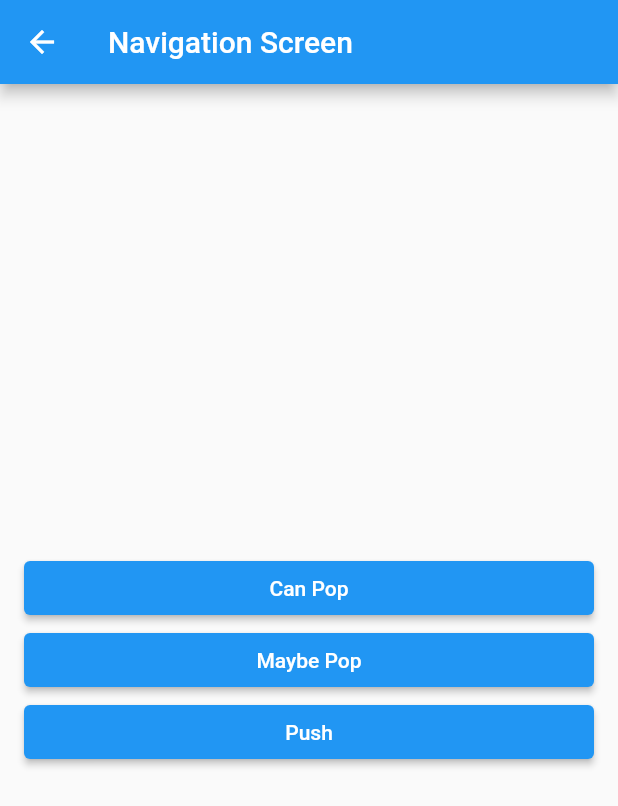
After one commit to koreaken/flutter_integrated_course1, a Flutter app: the screen it shows after launch, after a tap on "Navigation Screen", on a phone screen of 412 x 824 dp. The commit adds this screen. Shown: the top 806 px of the screen. Run offline on Flutter 3.47's test engine with Material 2 defaults, Android fonts, the phone set to English and light mode, and no system bars; our stand-ins replace go_router, webview_flutter.

Commit message:
navigator 화면 추가 main.dart 빌드 - Router 기본 적용 gorouter_main 빌드 추가 - GoRouter 적용

```diff
--- a/lib/common/go_router.dart
+++ b/lib/common/go_router.dart
@@ -5,6 +5,10 @@ import '../view/screen/const_constructor/const_constructor_screen.dart';
 import '../view/screen/dday/dday_screen.dart';
 import '../view/screen/home_screen.dart';
 import '../view/screen/image_carousel/image_carousel_screen.dart';
+import '../view/screen/navigation/navigation_one_screen.dart';
+import '../view/screen/navigation/navigation_screen.dart';
+import '../view/screen/navigation/navigation_three_screen.dart';
+import '../view/screen/navigation/navigation_two_screen.dart';
 import '../view/screen/random_num/random_num_generator_screen.dart';
 import '../view/screen/row_column/row_column_screen.dart';
 import '../view/screen/splash/splash_screen.dart';
@@ -20,12 +24,12 @@ List<GoRoute> get routes => [
       GoRoute(
         path: '/${SplashScreen.routeName}',
         name: SplashScreen.routeName,
-        builder: (context, state) => const SplashScreen(),
+        builder: (context, state) => const SplashScreen(isGoRouterNavi: true),
       ),
       GoRoute(
         path: '/',
         name: HomeScreen.routeName,
-        builder: (context, state) => HomeScreen(),
+        builder: (context, state) => HomeScreen(isGoRouterNavi: true),
         routes: [
           GoRoute(
             path: RowColumnScreen.routeName,
@@ -67,6 +71,32 @@ List<GoRoute> get routes => [
             name: ButtonsScreen.routeName,
             builder: (context, state) => const ButtonsScreen(),
           ),
-        ]
+          GoRoute(
+            path: NavigationScreen.routeName,
+            name: NavigationScreen.routeName,
+            builder: (context, state) => const NavigationScreen(),
+            routes: [
+              GoRoute(
+                path: NavigationOneScreen.routeName,
+                name: NavigationOneScreen.routeName,
+                builder: (context, state) => const NavigationOneScreen(),
+                routes: [
+                  GoRoute(
+                    path: NavigationTwoScreen.routeName,
+                    name: NavigationTwoScreen.routeName,
+                    builder: (context, state) => const NavigationTwoScreen(),
+                    routes: [
+                      GoRoute(
+                        path: NavigationThreeScreen.routeName,
+                        name: NavigationThreeScreen.routeName,
+                        builder: (context, state) => const NavigationThreeScreen(),
+                      ),
+                    ],
+                  ),
+                ],
+              ),
+            ],
+          ),
+        ],
       ),
     ];
--- /dev/null
+++ b/lib/gorouter_main.dart
@@ -0,0 +1,43 @@
+import 'package:flutter/material.dart';
+
+import 'common/go_router.dart';
+
+void main() {
+  runApp(
+    const _GoRouterApp(),
+  );
+}
+
+class _GoRouterApp extends StatelessWidget {
+  const _GoRouterApp({super.key});
+
+  // This widget is the root of your application.
+  @override
+  Widget build(BuildContext context) {
+    return MaterialApp.router(
+      title: 'Flutter Demo',
+      theme: ThemeData(
+        primarySwatch: Colors.blue,
+        fontFamily: 'sunflower',
+        textTheme: const TextTheme(
+          displayLarge: TextStyle(
+            fontFamily: 'parisienne',
+            fontSize: 80.0,
+          ),
+          displayMedium: TextStyle(
+            fontWeight: FontWeight.w700,
+            fontSize: 50.0,
+          ),
+          bodyLarge: TextStyle(
+            fontSize: 30.0,
+          ),
+          bodyMedium: TextStyle(
+            fontSize: 20.0,
+          ),
+        ),
+      ),
+      debugShowCheckedModeBanner: true,
+      routerConfig: goRouter,
+    );
+  }
+}
--- a/lib/main.dart
+++ b/lib/main.dart
@@ -1,6 +1,19 @@
 import 'package:flutter/material.dart';
 
-import 'common/go_router.dart';
+import 'view/screen/buttons/buttons.dart';
+import 'view/screen/const_constructor/const_constructor_screen.dart';
+import 'view/screen/dday/dday_screen.dart';
+import 'view/screen/home_screen.dart';
+import 'view/screen/image_carousel/image_carousel_screen.dart';
+import 'view/screen/navigation/navigation_one_screen.dart';
+import 'view/screen/navigation/navigation_screen.dart';
+import 'view/screen/navigation/navigation_three_screen.dart';
+import 'view/screen/navigation/navigation_two_screen.dart';
+import 'view/screen/random_num/random_num_generator_screen.dart';
+import 'view/screen/row_column/row_column_screen.dart';
+import 'view/screen/splash/splash_screen.dart';
+import 'view/screen/statefulwidget/stateful_widget_root.dart';
+import 'view/screen/webview/webview_screen.dart';
 
 void main() {
   // Flutter 프레임워크가
@@ -14,35 +27,29 @@ void main() {
 }
 
 class MyApp extends StatelessWidget {
-  const MyApp({super.key});
+  const MyApp({Key? key}) : super(key: key);
 
-  // This widget is the root of your application.
   @override
   Widget build(BuildContext context) {
-    return MaterialApp.router(
-      title: 'Flutter Demo',
-      theme: ThemeData(
-        primarySwatch: Colors.blue,
-        fontFamily: 'sunflower',
-        textTheme: const TextTheme(
-          displayLarge: TextStyle(
-            fontFamily: 'parisienne',
-            fontSize: 80.0,
-          ),
-          displayMedium: TextStyle(
-            fontWeight: FontWeight.w700,
-            fontSize: 50.0,
-          ),
-          bodyLarge: TextStyle(
-            fontSize: 30.0,
-          ),
-          bodyMedium: TextStyle(
-            fontSize: 20.0,
-          ),
-        ),
-      ),
-      debugShowCheckedModeBanner: true,
-      routerConfig: goRouter,
+    return MaterialApp(
+      initialRoute: '/',
+      // www.google.com -> www.google.com/
+      routes: {
+        '/': (context) => const SplashScreen(),
+        '/${HomeScreen.routeName}': (context) => HomeScreen(),
+        '/${RowColumnScreen.routeName}': (context) => const RowColumnScreen(),
+        '/${WebViewScreen.routeName}': (context) => WebViewScreen(),
+        '/${StatefulWidgetRoot.routeName}': (context) => const StatefulWidgetRoot(),
+        '/${ImageCarouselScreen.routeName}': (context) => const ImageCarouselScreen(),
+        '/${DdayScreen.routeName}': (context) => const DdayScreen(),
+        '/${ConstConstructorScreen.routeName}': (context) => const ConstConstructorScreen(),
+        '/${RandomNumGeneratorScreen.routeName}': (context) => const RandomNumGeneratorScreen(),
+        '/${ButtonsScreen.routeName}': (context) => const ButtonsScreen(),
+        '/${NavigationScreen.routeName}': (context) => const NavigationScreen(),
+        '/${NavigationOneScreen.routeName}': (context) => const NavigationOneScreen(),
+        '/${NavigationTwoScreen.routeName}': (context) => const NavigationTwoScreen(),
+        '/${NavigationThreeScreen.routeName}': (context) => const NavigationThreeScreen(),
+      },
     );
   }
 }
--- /dev/null
+++ b/lib/view/layout/navigation_main_layout.dart
@@ -0,0 +1,29 @@
+import 'package:flutter/material.dart';
+
+class NavigationMainLayout extends StatelessWidget {
+  final String title;
+  final List<Widget> children;
+
+  const NavigationMainLayout({
+    required this.title,
+    required this.children,
+    Key? key,
+  }) : super(key: key);
+
+  @override
+  Widget build(BuildContext context) {
+    return Scaffold(
+      appBar: AppBar(
+        title: Text(title),
+      ),
+      body: Padding(
+        padding: const EdgeInsets.symmetric(horizontal: 16.0),
+        child: Column(
+          mainAxisAlignment: MainAxisAlignment.center,
+          crossAxisAlignment: CrossAxisAlignment.stretch,
+          children: children,
+        ),
+      ),
+    );
+  }
+}
--- a/lib/view/screen/home_screen.dart
+++ b/lib/view/screen/home_screen.dart
@@ -5,6 +5,7 @@ import 'buttons/buttons.dart';
 import 'const_constructor/const_constructor_screen.dart';
 import 'dday/dday_screen.dart';
 import 'image_carousel/image_carousel_screen.dart';
+import 'navigation/navigation_screen.dart';
 import 'random_num/random_num_generator_screen.dart';
 import 'row_column/row_column_screen.dart';
 import 'splash/splash_screen.dart';
@@ -13,9 +14,10 @@ import 'webview/webview_screen.dart';
 
 class HomeScreen extends StatelessWidget {
   static String get routeName => 'home';
+  final bool isGoRouterNavi;
+
   final Map<String, String> chapter = {
     // 'Hello World',
-    SplashScreen.routeName: 'Splash Screen',
     RowColumnScreen.routeName: 'Row Column Screen',
     WebViewScreen.routeName: 'WebView Screen',
     StatefulWidgetRoot.routeName: 'StatefulWidget Screen',
@@ -24,6 +26,7 @@ class HomeScreen extends StatelessWidget {
     ConstConstructorScreen.routeName: 'Const Constructor Screen',
     RandomNumGeneratorScreen.routeName: 'Random Number Generator Screen',
     ButtonsScreen.routeName: 'Buttons Screen',
+    NavigationScreen.routeName: 'Navigation Screen',
     // '동영상 플레이어',
     // '오늘도 출근',
     // 'LIVE - 영상통화',
@@ -31,7 +34,10 @@ class HomeScreen extends StatelessWidget {
     // '미세먼지 앱',
   };
 
-  HomeScreen({Key? key}) : super(key: key);
+  HomeScreen({
+    this.isGoRouterNavi = false,
+    Key? key,
+  }) : super(key: key);
 
   @override
   Widget build(BuildContext context) {
@@ -45,16 +51,18 @@ class HomeScreen extends StatelessWidget {
           padding: const EdgeInsets.symmetric(horizontal: 16.0),
           child: Column(
             crossAxisAlignment: CrossAxisAlignment.stretch,
-            children: chapter.entries
-                .map(
-                  (e) => ElevatedButton(
-                    onPressed: () {
-                      context.goNamed(e.key);
-                    },
-                    child: Text(e.value),
-                  ),
-                )
-                .toList(),
+            children: chapter.entries.map((e) {
+              return ElevatedButton(
+                onPressed: () {
+                  if (isGoRouterNavi) {
+                    context.goNamed(e.key);
+                  } else {
+                    Navigator.of(context).pushNamed('/${e.key}');
+                  }
+                },
+                child: Text(e.value),
+              );
+            }).toList(),
           ),
         ),
       ),
--- /dev/null
+++ b/lib/view/screen/navigation/navigation_screen.dart
@@ -0,0 +1,64 @@
+import 'package:flutter/material.dart';
+import 'package:go_router/go_router.dart';
+import 'package:integrated_course1/view/screen/home_screen.dart';
+import 'package:integrated_course1/view/screen/navigation/navigation_one_screen.dart';
+
+import '../../layout/navigation_main_layout.dart';
+
+class NavigationScreen extends StatelessWidget {
+  static String get routeName => 'navigation';
+
+  final bool isGoRouterNavi;
+
+  const NavigationScreen({
+    this.isGoRouterNavi = false,
+    Key? key,
+  }) : super(key: key);
+
+  @override
+  Widget build(BuildContext context) {
+    return WillPopScope(
+      onWillPop: () async {
+        final canPop = Navigator.of(context).canPop();
+
+        return canPop;
+      },
+      child: NavigationMainLayout(
+        title: 'Navigation Screen',
+        children: [
+          ElevatedButton(
+            onPressed: () {
+              final result = Navigator.of(context).canPop();
+              print(result);
+            },
+            child: const Text('Can Pop'),
+          ),
+          ElevatedButton(
+            onPressed: () {
+              // if (isGoRouterNavi) {
+              //   context.goNamed(HomeScreen.routeName);
+              //   return;
+              // }
+              Navigator.of(context).maybePop();
+            },
+            child: const Text('Maybe Pop'),
+          ),
+          ElevatedButton(
+            onPressed: () async {
+              final result = await Navigator.of(context).push(
+                MaterialPageRoute(
+                  builder: (BuildContext context) => const NavigationOneScreen(
+                    number: 123,
+                  ),
+                ),
+              );
+
+              print(result);
+            },
+            child: const Text('Push'),
+          ),
+        ],
+      ),
+    );
+  }
+}
--- /dev/null
+++ b/lib/view/screen/navigation/navigation_three_screen.dart
@@ -0,0 +1,28 @@
+import 'package:flutter/material.dart';
+import 'package:integrated_course1/view/layout/navigation_main_layout.dart';
+
+class NavigationThreeScreen extends StatelessWidget {
+  static String get routeName => 'navigation_three';
+
+  const NavigationThreeScreen({Key? key}) : super(key: key);
+
+  @override
+  Widget build(BuildContext context) {
+    final arguments = ModalRoute.of(context)?.settings.arguments;
+    return NavigationMainLayout(
+      title: 'Navigation Three',
+      children: [
+        Text(
+          'arguments: $arguments',
+          textAlign: TextAlign.center,
+        ),
+        ElevatedButton(
+          onPressed: () {
+            Navigator.of(context).pop();
+          },
+          child: const Text('Pop'),
+        ),
+      ],
+    );
+  }
+}
--- a/lib/view/screen/splash/splash_screen.dart
+++ b/lib/view/screen/splash/splash_screen.dart
@@ -8,21 +8,31 @@ import '../home_screen.dart';
 class SplashScreen extends StatefulWidget {
   static String get routeName => 'splash';
 
-  const SplashScreen({Key? key}) : super(key: key);
+  final bool isGoRouterNavi;
+
+  const SplashScreen({
+    this.isGoRouterNavi = false,
+    Key? key,
+  }) : super(key: key);
 
   @override
   State<SplashScreen> createState() => _SplashScreenState();
 }
 
 class _SplashScreenState extends State<SplashScreen> {
-
   @override
   void initState() {
     super.initState();
 
     Timer(
       const Duration(seconds: 1),
-      () => context.goNamed(HomeScreen.routeName),
+      () => {
+        if (widget.isGoRouterNavi) {
+          context.goNamed(HomeScreen.routeName),
+        } else {
+          Navigator.of(context).popAndPushNamed('/${HomeScreen.routeName}'),
+        }
+      },
     );
   }
 
```
Also changed, not shown: lib/view/screen/navigation/navigation_one_screen.dart (added, +46 -0 lines), lib/view/screen/navigation/navigation_two_screen.dart (added, +73 -0 lines), 1 other file.
